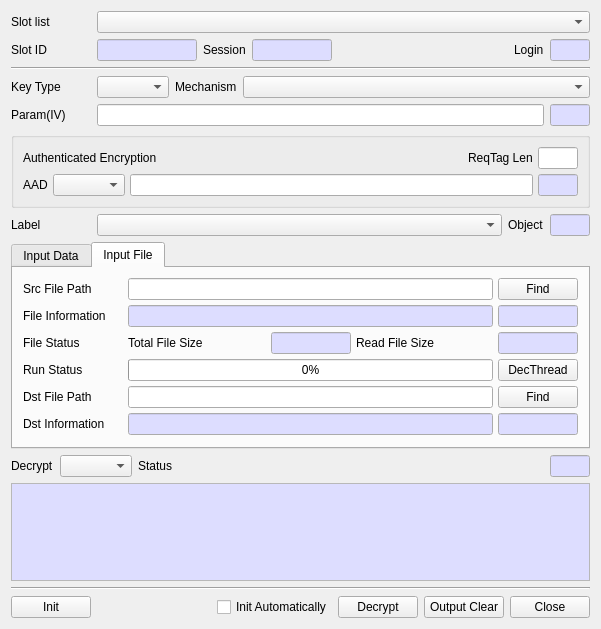
The window that CryptokiMan/decrypt_dlg.ui (jykim74/CryptokiMan) describes before a commit, drawn with Qt 5.
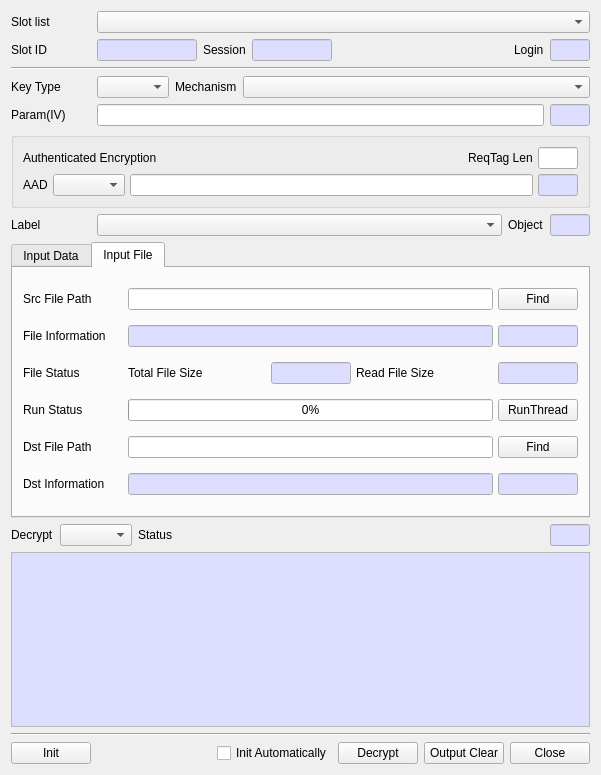
The same window after the commit.

Diff of the .ui file:
```diff
--- a/CryptokiMan/decrypt_dlg.ui
+++ b/CryptokiMan/decrypt_dlg.ui
@@ -7,7 +7,7 @@
     <x>0</x>
     <y>0</y>
     <width>601</width>
-    <height>629</height>
+    <height>775</height>
    </rect>
   </property>
   <property name="windowTitle">
@@ -1147,7 +1147,7 @@
          <item row="0" column="2">
           <widget class="QPushButton" name="mDecThreadBtn">
            <property name="text">
-            <string>DecThread</string>
+            <string>RunThread</string>
            </property>
           </widget>
          </item>
```
